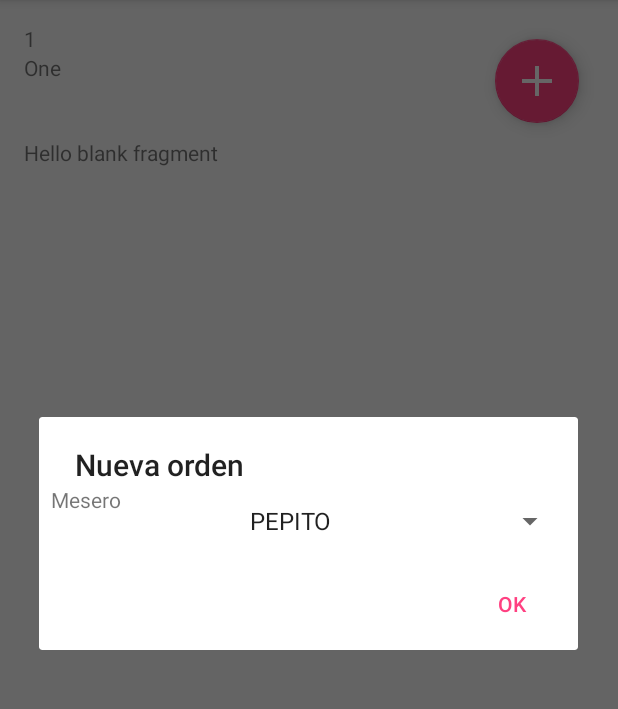
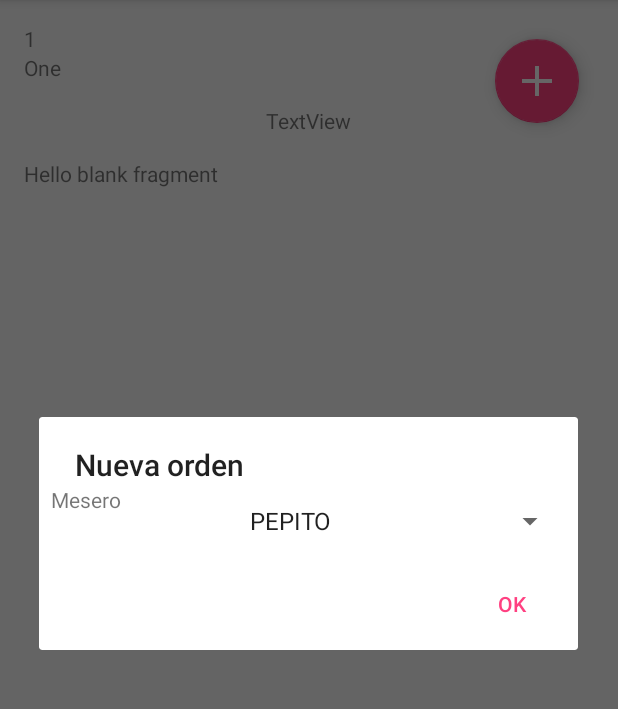
Before and after one commit to geovanniduarte/fundamentos-android-waiter, an Android app: the OrderTableActivity screen opened directly, with no data from a screen before it, after a tap on an icon or button, on a phone screen of 412 x 824 dp, the part 84-793 px from its top. Run offline under Robolectric (Android 15) with nearby library versions, the phone set to English and light mode, and no system bars.

Commit message:
waiter name in fragment

```diff
--- a/app/src/main/java/co/com/geo/waiter/activity/OrderTableActivity.kt
+++ b/app/src/main/java/co/com/geo/waiter/activity/OrderTableActivity.kt
@@ -45,7 +45,7 @@ class OrderTableActivity : AppCompatActivity() , TableOrderFragment.OnFragmentIn
 
     override fun onButtonAddPlatePressed(tableIndex: Int) {
         val tableOrder = Tables[tableIndex].tableOrder
-        if (tableOrder == null) {
+
         val customView = layoutInflater.inflate(R.layout.view_neworder, null)
         val spinnerWaiter = customView.findViewById<Spinner>(R.id.waiter_spinner)
         val values = waiterName.values().map { waiterName ->
@@ -55,16 +55,15 @@ class OrderTableActivity : AppCompatActivity() , TableOrderFragment.OnFragmentIn
         spinnerWaiter.adapter = adapter
 
         AlertDialog.Builder(this)
-                    .setTitle("Nueva orden")
+                .setTitle(getString(R.string.new_order))
                 .setView(customView)
                 .setPositiveButton(android.R.string.ok, { param1, param2 ->
                    spinnerWaiter.selectedItem.let {
                        val variable = it
-                            addNewOrder(it.toString())
+                       addNewOrder(variable.toString())
                    }
                 })
                 .show()
-        }
     }
 
     fun addNewOrder(waiterName: String) {
--- a/app/src/main/res/layout/fragment_table_order.xml
+++ b/app/src/main/res/layout/fragment_table_order.xml
@@ -30,6 +30,15 @@
                 android:layout_width="match_parent"
                 android:layout_height="wrap_content"
                 android:text="TextView" />
+
+            <TextView
+                android:id="@+id/waiter_name"
+                android:layout_width="wrap_content"
+                android:layout_height="wrap_content"
+                android:text="TextView"
+                android:layout_gravity="center"
+                android:layout_margin="@dimen/text_margin"/>
+
         </LinearLayout>
 
         <android.support.design.widget.FloatingActionButton
--- a/app/src/main/res/values/strings.xml
+++ b/app/src/main/res/values/strings.xml
@@ -5,4 +5,5 @@
     <!-- TODO: Remove or change this placeholder text -->
     <string name="hello_blank_fragment">Hello blank fragment</string>
     <string name="waiter_tag_name">Mesero</string>
+    <string name="new_order">Nueva orden</string>
 </resources>
```
Also changed, not shown: 1 other file. Lines whose indentation alone changed are shown as unchanged.
